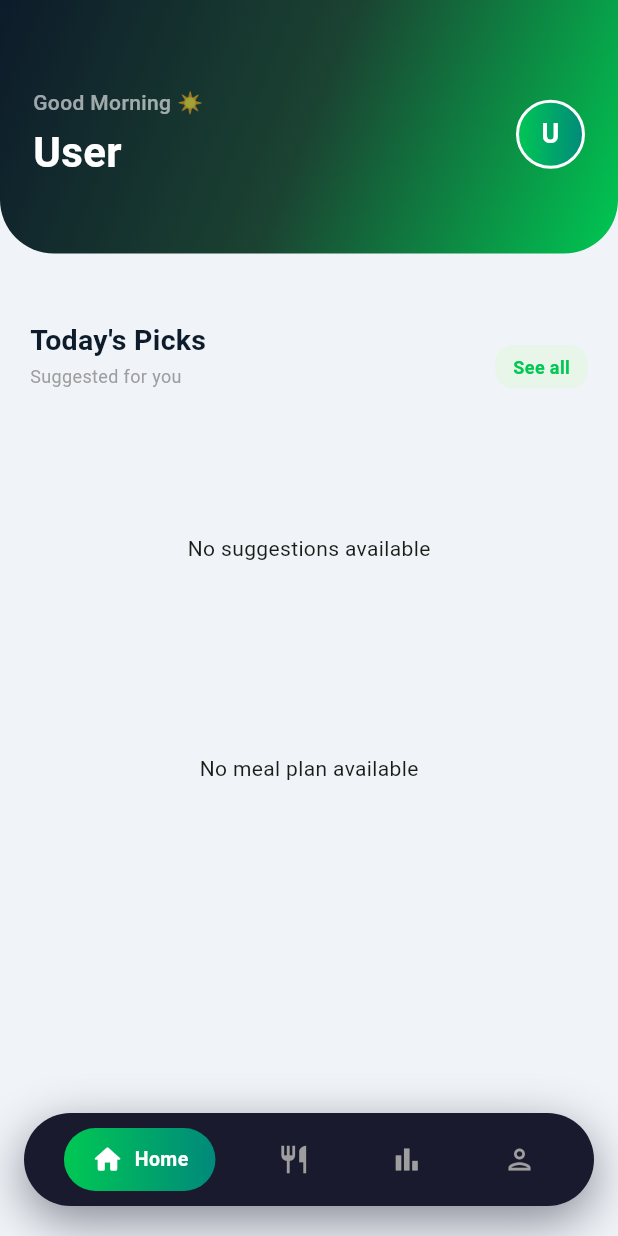
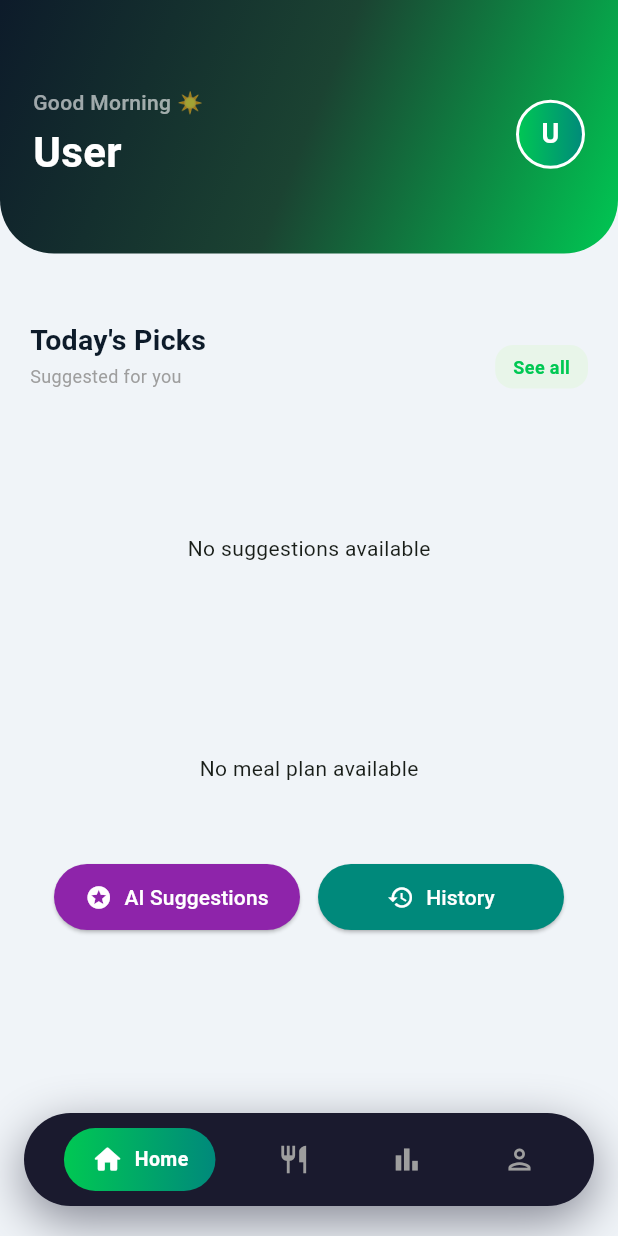
Before and after one commit to skeshavarthinishanmugam-22/Mealsense-frontend, a Flutter app: the DashboardScreen screen opened by its route, on a phone screen of 412 x 824 dp. Run offline on Flutter 3.47's test engine with Material 3 defaults, Android fonts, the phone set to English and light mode, and no system bars; our stand-ins replace shared_preferences; accounts and stored records are empty; network calls fail.

Commit message:
feat: Integrate AI meal management widget into dashboard
- Added AiMealNavigationWidget to dashboard home screen
- Positioned after daily meal plan section
- Provides quick access to AI suggestions and meal history
- No layout disruption - seamlessly integrated

```diff
--- a/lib/screens/dashboard/dashboard_screen.dart
+++ b/lib/screens/dashboard/dashboard_screen.dart
@@ -5,6 +5,7 @@ import '../../models/food_model.dart';
 import '../../services/api_service.dart';
 import '../../services/meal_cache_service.dart';
 import '../../widgets/food_card.dart';
+import '../../widgets/ai_meal_navigation_widget.dart';
 import '../food/food_list_screen.dart';
 import '../activity/activity_screen.dart';
 import '../profile/profile_screen.dart';
@@ -351,6 +352,10 @@ class _HomeTabState extends State<_HomeTab> {
                   padding: EdgeInsets.all(20),
                   child: Center(child: Text('No meal plan available')),
                 ),
+
+              // ── AI Meal Management ──
+              const SizedBox(height: 24),
+              const AiMealNavigationWidget(),
             ]),
           ),
         ),
```
